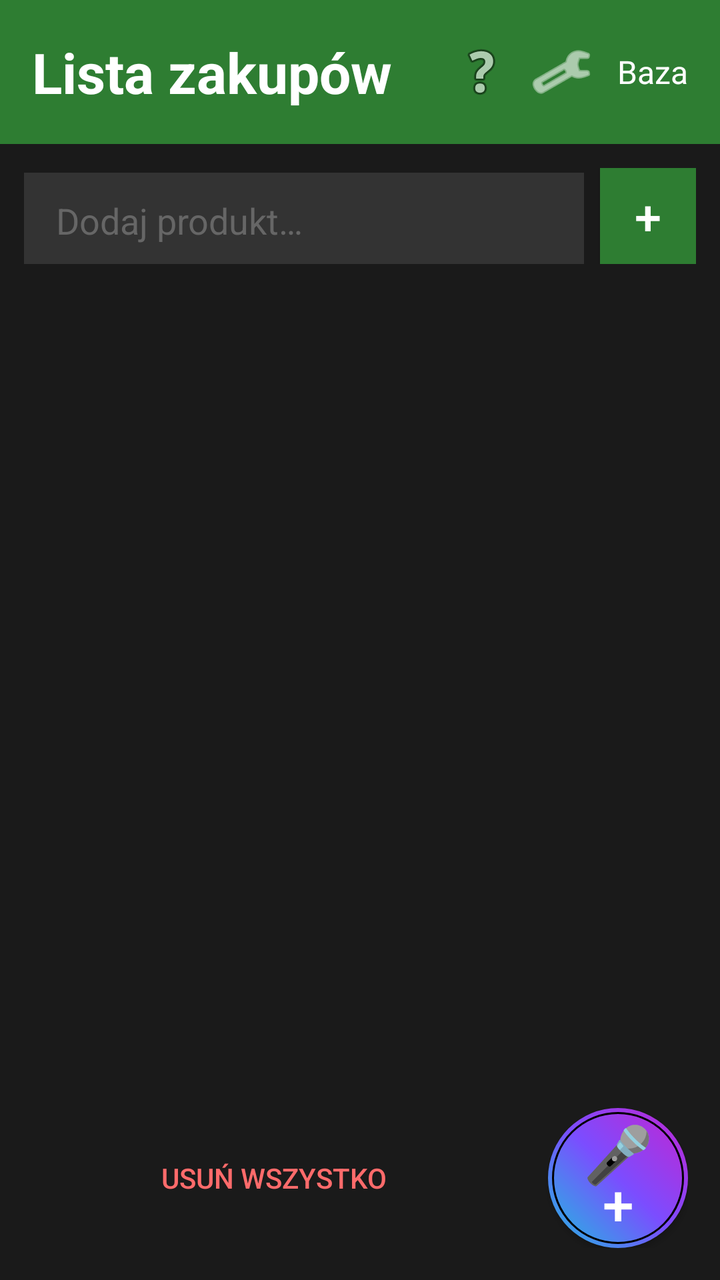
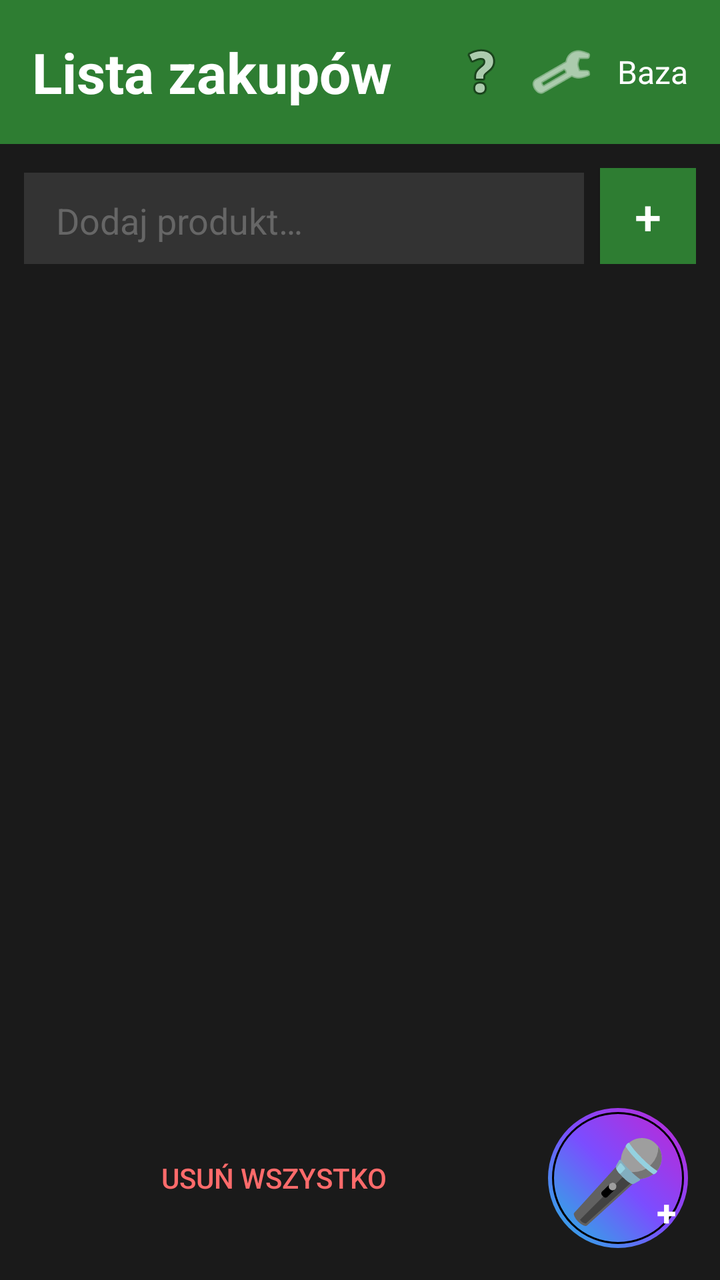

Screens rendered from an Android XML layout before and after an edit, with the pre-edit source and the edit as a unified diff.
<!-- AndroidManifest.xml: application theme Theme.MarkaLista -->
<!-- res/layout/activity_main.xml -->
<?xml version="1.0" encoding="utf-8"?>
<LinearLayout xmlns:android="http://schemas.android.com/apk/res/android"
    android:layout_width="match_parent"
    android:layout_height="match_parent"
    android:orientation="vertical"
    android:background="#1a1a1a">

    <LinearLayout
        android:layout_width="match_parent"
        android:layout_height="wrap_content"
        android:orientation="horizontal"
        android:background="#2E7D32"
        android:padding="16dp"
        android:gravity="center_vertical">
        <TextView
            android:id="@+id/title"
            android:layout_width="0dp"
            android:layout_height="wrap_content"
            android:layout_weight="1"
            android:text="@string/title"
            android:textSize="28sp"
            android:textColor="#FFFFFF"
            android:textStyle="bold" />
        <ImageButton
            android:id="@+id/helpButton"
            android:layout_width="40dp"
            android:layout_height="40dp"
            android:src="@android:drawable/ic_menu_help"
            android:background="?attr/selectableItemBackground"
            android:contentDescription="@string/help" />
        <ImageButton
            android:id="@+id/settingsButton"
            android:layout_width="40dp"
            android:layout_height="40dp"
            android:src="@android:drawable/ic_menu_manage"
            android:background="?attr/selectableItemBackground"
            android:contentDescription="@string/settings"
            android:tint="#FFFFFF" />
        <TextView
            android:id="@+id/bazaButton"
            android:layout_width="wrap_content"
            android:layout_height="wrap_content"
            android:text="@string/base"
            android:textColor="#FFFFFF"
            android:textSize="16sp"
            android:paddingStart="8dp" />
    </LinearLayout>

    <LinearLayout
        android:layout_width="match_parent"
        android:layout_height="wrap_content"
        android:orientation="horizontal"
        android:padding="12dp"
        android:background="#1a1a1a">
        <EditText
            android:id="@+id/productInput"
            android:layout_width="0dp"
            android:layout_height="48dp"
            android:layout_weight="1"
            android:hint="@string/add_product_hint"
            android:textColor="#FFFFFF"
            android:textColorHint="#666666"
            android:background="#333333"
            android:paddingStart="16dp"
            android:paddingEnd="16dp"
            android:layout_marginEnd="8dp"
            android:inputType="text" />
        <Button
            android:id="@+id/addButton"
            android:layout_width="48dp"
            android:layout_height="48dp"
            android:text="+"
            android:textSize="24sp"
            android:background="#2E7D32"
            android:textColor="#FFFFFF" />
    </LinearLayout>

    <FrameLayout
        android:layout_width="match_parent"
        android:layout_height="0dp"
        android:layout_weight="1">

        <androidx.recyclerview.widget.RecyclerView
            android:id="@+id/productList"
            android:layout_width="match_parent"
            android:layout_height="match_parent"
            android:padding="12dp"
            android:background="#00000000"
            android:nestedScrollingEnabled="false"
            android:scrollbars="none" />

        <LinearLayout
            android:id="@+id/emptyStateContainer"
            android:layout_width="match_parent"
            android:layout_height="match_parent"
            android:orientation="vertical"
            android:gravity="center"
            android:padding="16dp"
            android:visibility="gone">
            <TextView
                android:id="@+id/cartEmoji"
                android:layout_width="wrap_content"
                android:layout_height="wrap_content"
                android:text="🛒"
                android:textSize="120sp"
                android:layout_marginBottom="16dp" />
            <TextView
                android:layout_width="wrap_content"
                android:layout_height="wrap_content"
                android:text="@string/empty_list"
                android:textColor="#FFFFFF"
                android:textSize="24sp"
                android:textStyle="bold" />
            <TextView
                android:layout_width="wrap_content"
                android:layout_height="wrap_content"
                android:text="@string/empty_message"
                android:textColor="#999999"
                android:textSize="16sp"
                android:layout_marginTop="16dp"
                android:gravity="center" />
        </LinearLayout>
    </FrameLayout>

    <LinearLayout
        android:layout_width="match_parent"
        android:layout_height="wrap_content"
        android:orientation="horizontal"
        android:gravity="center_vertical"
        android:padding="16dp"
        android:paddingBottom="32dp"
        android:background="#1a1a1a">

        <Button
            android:id="@+id/deleteAllButton"
            android:layout_width="0dp"
            android:layout_height="48dp"
            android:layout_weight="1"
            android:text="Usuń wszystko"
            android:textColor="#FF6B6B"
            android:textSize="14sp"
            android:background="?attr/selectableItemBackground"
            android:layout_marginEnd="16dp" />

        <Button
            android:id="@+id/micButton"
            android:layout_width="70dp"
            android:layout_height="70dp"
            android:text="🎤\n+"
            android:textSize="28sp"
            android:lineSpacingExtra="-8sp"
            android:gravity="center"
            android:background="@drawable/mic_button_new"
            android:textColor="#FFFFFF"
            android:contentDescription="@string/help" />
    </LinearLayout>
</LinearLayout>
<!-- resources referenced by this layout -->
<resources>
  <!-- drawable mic_button_new (drawable) -->
  <?xml version="1.0" encoding="utf-8"?>
  <layer-list xmlns:android="http://schemas.android.com/apk/res/android">
      
      <item>
          <shape android:shape="oval">
              <gradient
                  android:type="linear"
                  android:angle="45"
                  android:startColor="#22b8e0"
                  android:centerColor="#7b4dff"
                  android:endColor="#c026d3" />
          </shape>
      </item>
  
      
      <item android:bottom="2dp" android:left="2dp" android:right="2dp" android:top="2dp">
          <shape android:shape="oval">
              <gradient
                  android:type="linear"
                  android:angle="45"
                  android:startColor="#22b8e0"
                  android:centerColor="#7b4dff"
                  android:endColor="#c026d3" />
              <stroke android:width="1dp" android:color="#000000" android:dashWidth="0dp" />
          </shape>
      </item>
  </layer-list>
  <string name="add_product_hint">Dodaj produkt…</string>
  <string name="base">Baza</string>
  <string name="empty_list">Lista jest pusta</string>
  <string name="empty_message">Przytrzymaj mikrofon i powiedz, co kupić, albo wpisz u góry.</string>
  <string name="help">Pomoc</string>
  <string name="settings">Ustawienia</string>
  <string name="title">Lista zakupów</string>
  <style name="Theme.MarkaLista" parent="Theme.AppCompat.NoActionBar">
          <item name="colorPrimary">@color/black</item>
          <item name="colorPrimaryDark">@color/black</item>
          <item name="colorAccent">@color/red</item>
      </style>
  <color name="black">#1a1a1a</color>
  <color name="red">#FF0000</color>
</resources>

<!-- the commit's change to res/layout/activity_main.xml (unified diff, before → after) -->
@@ -142,16 +142,44 @@
             android:background="?attr/selectableItemBackground"
             android:layout_marginEnd="16dp" />
 
-        <Button
-            android:id="@+id/micButton"
+        <FrameLayout
             android:layout_width="70dp"
-            android:layout_height="70dp"
-            android:text="🎤\n+"
-            android:textSize="28sp"
-            android:lineSpacingExtra="-8sp"
-            android:gravity="center"
-            android:background="@drawable/mic_button_new"
-            android:textColor="#FFFFFF"
-            android:contentDescription="@string/help" />
+            android:layout_height="70dp">
+
+            
+            <View
+                android:layout_width="70dp"
+                android:layout_height="70dp"
+                android:background="@drawable/mic_button_new" />
+
+            
+            <TextView
+                android:layout_width="wrap_content"
+                android:layout_height="wrap_content"
+                android:text="🎤"
+                android:textSize="40sp"
+                android:textColor="#FFFFFF"
+                android:layout_gravity="center" />
+
+            
+            <TextView
+                android:layout_width="wrap_content"
+                android:layout_height="wrap_content"
+                android:text="+"
+                android:textSize="18sp"
+                android:textStyle="bold"
+                android:textColor="#FFFFFF"
+                android:layout_gravity="bottom|end"
+                android:layout_marginEnd="6dp"
+                android:layout_marginBottom="6dp" />
+
+            
+            <Button
+                android:id="@+id/micButton"
+                android:layout_width="70dp"
+                android:layout_height="70dp"
+                android:background="@android:color/transparent"
+                android:contentDescription="@string/help" />
+        </FrameLayout>
     </LinearLayout>
 </LinearLayout>
